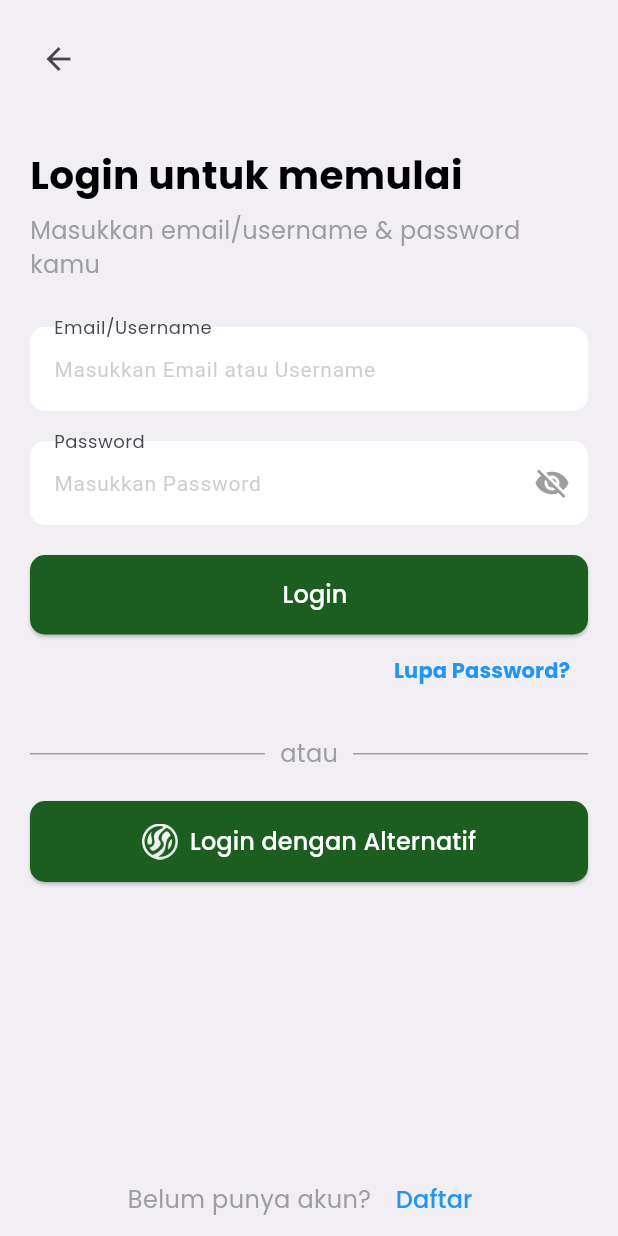
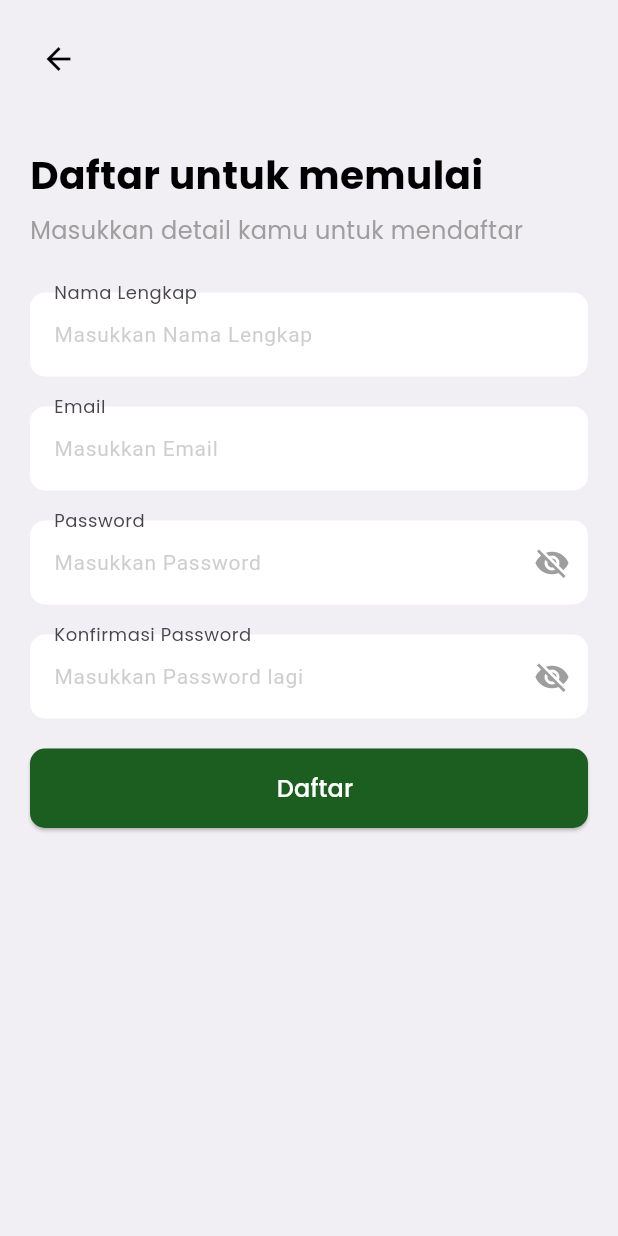
Before and after one commit to dzaky2636/sentuh-tanahku-clone, a Flutter app: the screen it shows after launch, after a tap on "Daftar", on a phone screen of 412 x 824 dp. Run offline on Flutter 3.47's test engine with Material 3 defaults, Android fonts, the phone set to English and light mode, and no system bars; our stand-ins replace carousel_slider.

Commit message:
daftar page init

```diff
--- a/lib/daftar_page.dart
+++ b/lib/daftar_page.dart
@@ -0,0 +1,77 @@
+import 'package:flutter/material.dart';
+import 'settings.dart';
+import 'widgets/custom_elevated_button.dart';
+import 'widgets/text_input.dart';
+import 'widgets/password_input.dart';
+import 'widgets/page_heading.dart';
+import 'widgets/page_heading_subtitle.dart';
+
+class DaftarPage extends StatelessWidget {
+  const DaftarPage({Key? key}) : super(key: key);
+
+  @override
+  Widget build(BuildContext context) {
+    return Scaffold(
+      body: Container(
+        decoration: BoxDecoration(
+          color: primaryColor!.withOpacity(0.05), // Set the background color with low opacity
+        ),
+        child: Column(
+          children: [
+            Padding(
+              padding: const EdgeInsets.all(15),
+              child: Align(
+                alignment: Alignment.centerLeft,
+                child: IconButton(
+                  icon: const Icon(Icons.arrow_back, color: Colors.black),
+                  onPressed: () {
+                    Navigator.of(context).pop();
+                  },
+                ),
+              ),
+            ),
+            Padding(
+              padding: const EdgeInsets.all(20.0),
+              child: Column(
+                mainAxisAlignment: MainAxisAlignment.start,
+                crossAxisAlignment: CrossAxisAlignment.stretch,
+                children: [
+                  const PageHeading(text: 'Daftar untuk memulai'),
+                  const SizedBox(height: 7),
+                  const PageHeadingSubtitle(text: 'Masukkan detail kamu untuk mendaftar'),
+                  const SizedBox(height: 30),
+                  const TextInput(
+                    labelText: 'Nama Lengkap',
+                    hintText: 'Masukkan Nama Lengkap',
+                  ),
+                  const SizedBox(height: 20),
+                  const TextInput(
+                    labelText: 'Email',
+                    hintText: 'Masukkan Email',
+                  ),
+                  const SizedBox(height: 20),
+                  const PasswordInput(
+                    labelText: 'Password',
+                    hintText: 'Masukkan Password',
+                  ),
+                  const SizedBox(height: 20),
+                  const PasswordInput(
+                    labelText: 'Konfirmasi Password',
+                    hintText: 'Masukkan Password lagi',
+                  ),
+                  const SizedBox(height: 20),
+                  CustomElevatedButton(
+                    onPressed: () {
+                      // Register functionality here
+                    },
+                    label: 'Daftar'
+                  ),
+                ],
+              ),
+            ),
+          ],
+        ),
+      ),
+    );
+  }
+}
--- a/lib/widgets/register_prompt.dart
+++ b/lib/widgets/register_prompt.dart
@@ -1,4 +1,7 @@
 import 'package:flutter/material.dart';
+import '../settings.dart';
+
+import '../daftar_page.dart';
 
 class RegisterPrompt extends StatelessWidget {
   final VoidCallback onPressed;
@@ -7,27 +10,36 @@ class RegisterPrompt extends StatelessWidget {
 
   @override
   Widget build(BuildContext context) {
-    return Row(
+    return Padding(
+      padding: EdgeInsets.all(25),
+      child: Row(
         mainAxisAlignment: MainAxisAlignment.center,
         children: [
-        const Text(
+          Text(
             'Belum punya akun? ',
             style: TextStyle(
-            color: Colors.grey,
+          color: primaryColor,
           fontSize: 16,
             ),
           ),
-        TextButton(
-          onPressed: onPressed,
-          child: const Text(
+          GestureDetector(
+            onTap: () {
+                Navigator.push(
+                  context,
+                  MaterialPageRoute(builder: (context) => const DaftarPage()),
+                );
+              },
+            child: Text(
               'Daftar',
               style: TextStyle(
-              color: Colors.blue,
+                color: primaryColor,
                 fontSize: 16,
+                fontWeight: FontWeight.bold,
               ),
             ),
           ),
         ],
+      ),
     );
   }
 }
```
Lines whose indentation alone changed are shown as unchanged.
